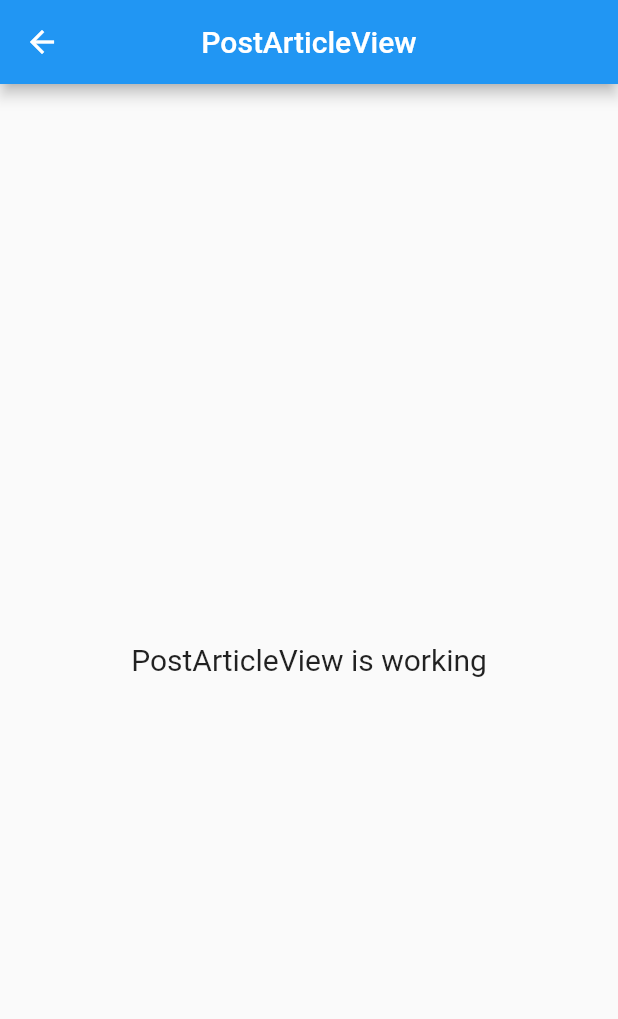
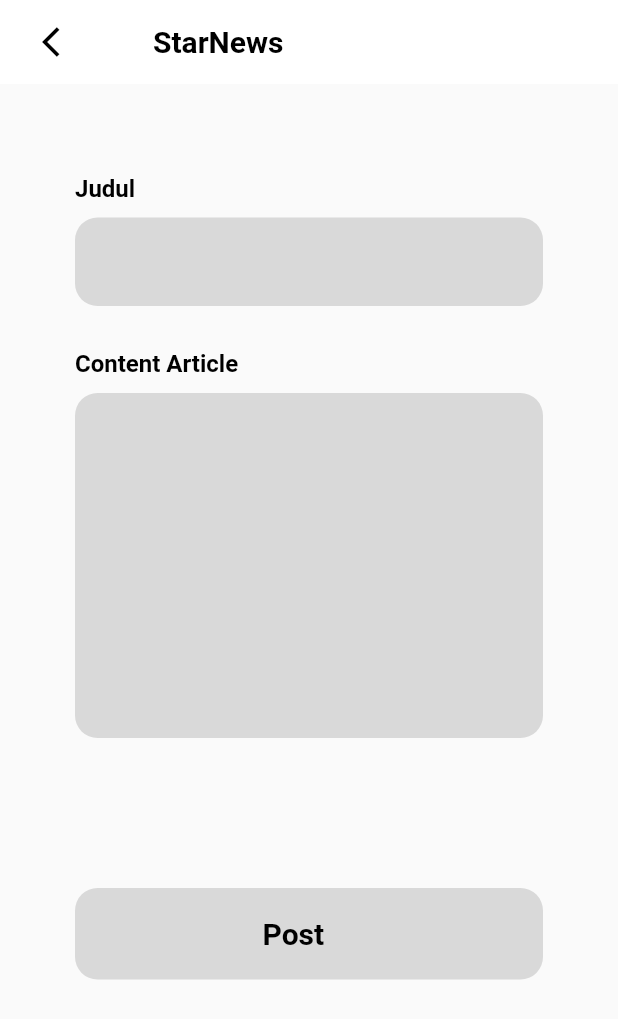
Before and after one commit to mfajarhafidh/Rewind-GetX, a Flutter app: the screen it shows after launch, after a tap on the "add" icon, on a phone screen of 412 x 824 dp. Shown: the top 1019 px of the screen. Run offline on Flutter 3.47's test engine with Material 2 defaults, Android fonts, the phone set to English and light mode, and no system bars; our stand-ins replace easy_splash_screen, gap, get.

Commit message:
feat: add all layout and func

```diff
--- a/lib/app/modules/home/views/home_view.dart
+++ b/lib/app/modules/home/views/home_view.dart
@@ -1,8 +1,10 @@
 import 'package:flutter/material.dart';
 
 import 'package:get/get.dart';
+import 'package:rewind_api/app/modules/home/widgets/list_tile_articles_widget.dart';
 import 'package:rewind_api/app/routes/app_pages.dart';
 import 'package:rewind_api/app/shared/color_scheme/color_scheme.dart';
+import 'package:rewind_api/app/shared/text_style/text_style.dart';
 
 import '../controllers/home_controller.dart';
 
@@ -11,43 +13,16 @@
   Widget build(BuildContext context) {
     return Scaffold(
       appBar: AppBar(
+        elevation: 0.0,
         backgroundColor: Colors.white,
         title: Padding(
           padding: const EdgeInsets.only(left: 30),
-          child: Text('StarNews', style: TextStyle(fontSize: 20, fontWeight: FontWeight.w700, color: Colors.black)),
+          child: Text('StarNews', style: headline1),
         ),
       ),
       body: Padding(
         padding: const EdgeInsets.only(top: 50),
-        child: ListView.builder(
-          itemCount: controller.list1.length,
-          itemBuilder: (BuildContext context, int index) {
-            return Padding(
-              padding: const EdgeInsets.only(left: 24, right: 24, bottom: 25),
-              child: Container(
-                padding: EdgeInsets.only(left: 19, top: 25, bottom: 16, right: 8),
-                decoration: BoxDecoration(
-                  borderRadius: BorderRadius.circular(15),
-                  color: colorFillContainer,
-                  boxShadow: [
-                    BoxShadow(
-                      color: Colors.black54,
-                      blurRadius: 5,
-                      offset: Offset(0.0, 0.75)
-                    )
-                  ]
-                ),
-                child: ListTile(
-                  title: Padding(
-                    padding: const EdgeInsets.only(bottom: 15),
-                    child: Text(controller.list1[index], style: TextStyle(fontSize: 18, fontWeight: FontWeight.bold, color: Colors.black)),
-                  ),
-                  subtitle: Text(controller.list2[index], style: TextStyle(fontSize: 16, fontWeight: FontWeight.w400, color: Colors.black), maxLines: 3, overflow: TextOverflow.ellipsis),
-                ),
-              ),
-            );
-           },
-        ),
+        child: ListTileArticles()
       ),
       floatingActionButton: FloatingActionButton(
         onPressed: ()=> Get.toNamed(Routes.POST_ARTICLE),
--- /dev/null
+++ b/lib/app/modules/home/widgets/list_tile_articles_widget.dart
@@ -0,0 +1,46 @@
+import 'package:flutter/material.dart';
+import 'package:get/get.dart';
+import 'package:rewind_api/app/modules/home/controllers/home_controller.dart';
+import 'package:rewind_api/app/routes/app_pages.dart';
+import 'package:rewind_api/app/shared/color_scheme/color_scheme.dart';
+import 'package:rewind_api/app/shared/text_style/text_style.dart';
+
+class ListTileArticles extends GetView<HomeController> {
+  const ListTileArticles({super.key});
+
+  @override
+  Widget build(BuildContext context) {
+    return ListView.builder(
+      itemCount: controller.list1.length,
+      itemBuilder: (BuildContext context, int index) {
+        return Padding(
+          padding: const EdgeInsets.only(left: 24, right: 24, bottom: 25),
+          child: Container(
+            padding: EdgeInsets.only(left: 19, top: 25, bottom: 16, right: 8),
+            decoration: BoxDecoration(
+                borderRadius: BorderRadius.circular(15),
+                color: colorFillContainer,
+                boxShadow: [
+                  BoxShadow(
+                      color: Colors.black54,
+                      blurRadius: 5,
+                      offset: Offset(0.0, 0.75))
+                ]),
+            child: ListTile(
+              onTap: () => Get.toNamed(Routes.DETAIL_ARTICLE),
+              title: Padding(
+                padding: const EdgeInsets.only(bottom: 15),
+                child: Text(controller.list1[index],
+                    style: headline2),
+              ),
+              subtitle: Text(controller.list2[index],
+                  style: headline3.copyWith(fontWeight: FontWeight.w400),
+                  maxLines: 3,
+                  overflow: TextOverflow.ellipsis),
+            ),
+          ),
+        );
+      },
+    );
+  }
+}
--- a/lib/app/modules/post_article/views/post_article_view.dart
+++ b/lib/app/modules/post_article/views/post_article_view.dart
@@ -1,6 +1,10 @@
 import 'package:flutter/material.dart';
+import 'package:gap/gap.dart';
 
 import 'package:get/get.dart';
+import 'package:rewind_api/app/modules/post_article/widgets/text_field_widget.dart';
+import 'package:rewind_api/app/shared/color_scheme/color_scheme.dart';
+import 'package:rewind_api/app/shared/text_style/text_style.dart';
 
 import '../controllers/post_article_controller.dart';
 
@@ -8,16 +12,28 @@
   @override
   Widget build(BuildContext context) {
     return Scaffold(
+      resizeToAvoidBottomInset: false,
       appBar: AppBar(
-        title: Text('PostArticleView'),
-        centerTitle: true,
+        elevation: 0.0,
+        backgroundColor: Colors.white,
+        title: Padding(
+          padding: const EdgeInsets.only(left: 30),
+          child: Text('StarNews', style: headline1),
+        ),
+        leading: Padding(
+            padding: const EdgeInsets.only(left: 20),
+            child: IconButton(
+              onPressed: () => Get.back(),
+              icon: Icon(Icons.arrow_back_ios, color: Colors.black,),
+            ),
+          ),
       ),
-      body: Center(
-        child: Text(
-          'PostArticleView is working',
-          style: TextStyle(fontSize: 20),
+      body: SingleChildScrollView(
+        child: Padding(
+          padding: EdgeInsets.symmetric(horizontal: 50, vertical: 60),
+          child: TextFieldWidget()
         ),
-      ),
+      )
     );
   }
 }
--- /dev/null
+++ b/lib/app/modules/post_article/widgets/text_field_widget.dart
@@ -0,0 +1,62 @@
+import 'package:flutter/material.dart';
+import 'package:flutter/src/widgets/framework.dart';
+import 'package:flutter/src/widgets/placeholder.dart';
+import 'package:gap/gap.dart';
+import 'package:get/get.dart';
+import 'package:rewind_api/app/modules/post_article/controllers/post_article_controller.dart';
+import 'package:rewind_api/app/shared/color_scheme/color_scheme.dart';
+import 'package:rewind_api/app/shared/text_style/text_style.dart';
+
+class TextFieldWidget extends GetView<PostArticleController> {
+  const TextFieldWidget({super.key});
+
+  @override
+  Widget build(BuildContext context) {
+    return Column(
+      crossAxisAlignment: CrossAxisAlignment.start,
+      children: [
+        Text("Judul", style: headline3),
+        Gap(10),
+        TextField(
+          onSubmitted: (value) => controller.changeFocus(),
+          decoration: InputDecoration(
+              filled: true,
+              fillColor: colorFillContainer,
+              border: OutlineInputBorder(
+                  borderRadius: BorderRadius.circular(15),
+                  borderSide: BorderSide.none)),
+        ),
+        Gap(29),
+        Text("Content Article", style: headline3),
+        Gap(10),
+        TextField(
+          focusNode: controller.nodeTwo,
+          decoration: InputDecoration(
+              filled: true,
+              fillColor: colorFillContainer,
+              border: OutlineInputBorder(
+                  borderRadius: BorderRadius.circular(15),
+                  borderSide: BorderSide.none)),
+          maxLines: 10,
+        ),
+        Gap(100),
+        btnPost()
+      ],
+    );
+  }
+
+  Widget btnPost() {
+    return GestureDetector(
+      onTap: (){},
+      child: Container(
+        width: Get.width,
+        padding: EdgeInsets.symmetric(horizontal: 125, vertical: 19),
+        decoration: BoxDecoration(
+          borderRadius: BorderRadius.circular(15),
+          color: colorFillContainer
+        ),
+        child: Text("Post", style: headline1),
+      ),
+    );
+  }
+}
--- a/lib/app/modules/splash/views/splash_view.dart
+++ b/lib/app/modules/splash/views/splash_view.dart
@@ -3,6 +3,7 @@
 
 import 'package:get/get.dart';
 import 'package:rewind_api/app/routes/app_pages.dart';
+import 'package:rewind_api/app/shared/text_style/text_style.dart';
 
 import '../controllers/splash_controller.dart';
 
@@ -11,7 +12,7 @@
   Widget build(BuildContext context) {
     return EasySplashScreen(
       logo: Image.asset('assets/icon_splash.png'),
-      title: Text("StarNews", style: TextStyle(fontSize: 36, fontWeight: FontWeight.bold)),
+      title: Text("StarNews", style: headline1.copyWith(fontSize: 36)),
       loadingText: Text("Please Wait. . ."),
       navigator: Routes.HOME,
     );
--- /dev/null
+++ b/lib/app/shared/text_style/text_style.dart
@@ -0,0 +1,11 @@
+import 'package:flutter/material.dart';
+
+final headline1 =
+    TextStyle(fontSize: 20, fontWeight: FontWeight.bold, color: Colors.black);
+
+
+final headline2 =
+    TextStyle(fontSize: 18, fontWeight: FontWeight.bold, color: Colors.black);
+
+final headline3 =
+    TextStyle(fontSize: 16, fontWeight: FontWeight.w600, color: Colors.black);
--- a/pubspec.yaml
+++ b/pubspec.yaml
@@ -10,6 +10,7 @@
   get: 4.6.5
   logger: 1.2.2
   easy_splash_screen: 1.0.4
+  gap: 2.0.1
   flutter:
     sdk: flutter
 
@@ -20,6 +21,6 @@
     sdk: flutter
 
 flutter:
-  uses-material-design: true
   assets:
     - assets/
+  uses-material-design: true
```
Also changed, not shown: lib/app/modules/detail_article/controllers/detail_article_controller.dart (+4 -16 lines), lib/app/modules/detail_article/views/detail_article_view.dart (+41 -10 lines), lib/app/modules/post_article/controllers/post_article_controller.dart (+4 -14 lines), pubspec.lock.
